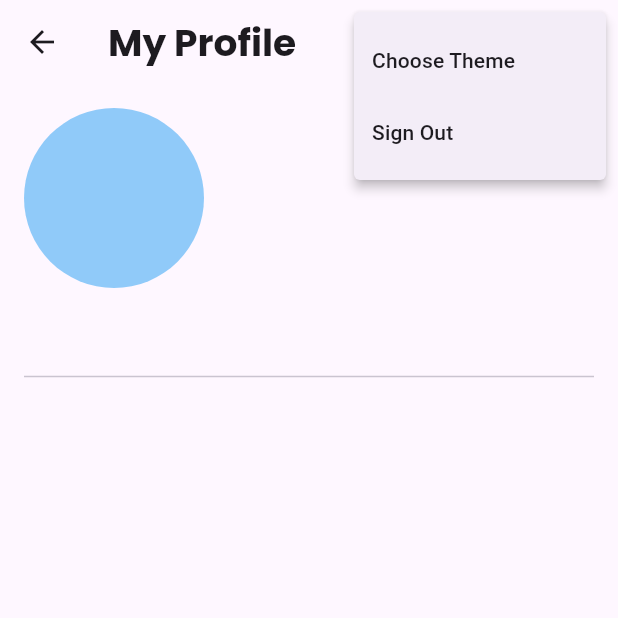
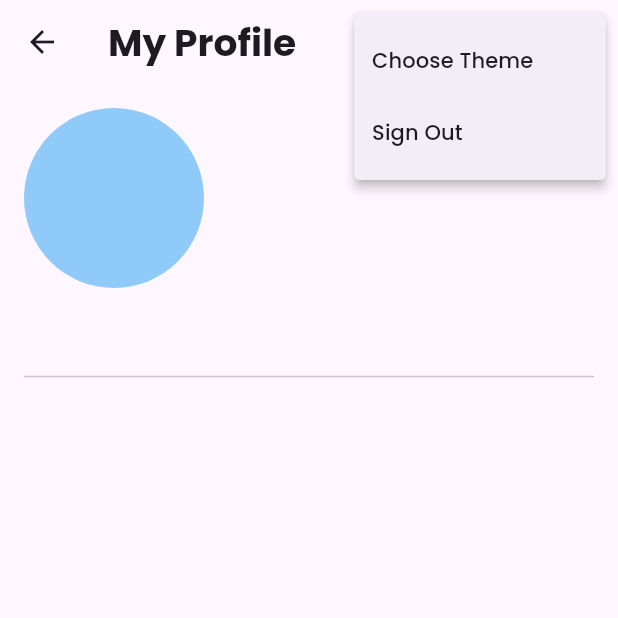
Before and after one commit to dreeew05/sheff_andrew, a Flutter app: the ProfilePage screen opened directly, after a tap on the "more vert" icon, on a phone screen of 412 x 824 dp, the top half of it. Run offline on Flutter 3.47's test engine with Material 3 defaults, Android fonts, the phone set to English and light mode, and no system bars; our stand-ins replace carousel_slider, cloud_firestore, firebase_auth, firebase_core, firebase_storage, google_fonts and 1 more; accounts and stored records are empty.

Commit message:
Refactor Font Family on Some Components

```diff
--- a/lib/screens/profile/profile_page.dart
+++ b/lib/screens/profile/profile_page.dart
@@ -81,13 +81,19 @@ class _ProfilePageState extends State<ProfilePage> {
               }
             },
             itemBuilder: (BuildContext context) => <PopupMenuEntry<String>>[
-              const PopupMenuItem<String>(
+              PopupMenuItem<String>(
                 value: 'choose_theme',
-                child: Text('Choose Theme'),
+                child: Text(
+                  'Choose Theme',
+                  style: GoogleFonts.poppins(),
+                ),
               ),
-              const PopupMenuItem<String>(
+              PopupMenuItem<String>(
                 value: 'sign_out',
-                child: Text('Sign Out'),
+                child: Text(
+                  'Sign Out',
+                  style: GoogleFonts.poppins(),
+                ),
               ),
             ],
           )
```
Also changed, not shown: lib/screens/add_recipe/components/recipe_form.dart (+7 -1 lines), lib/screens/profile/theming.dart (+16 -8 lines).
